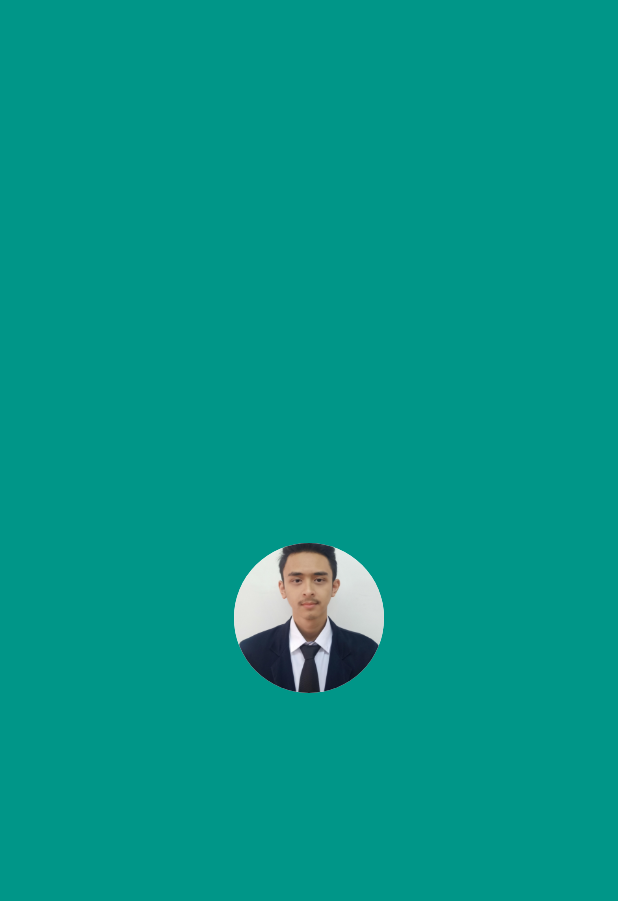
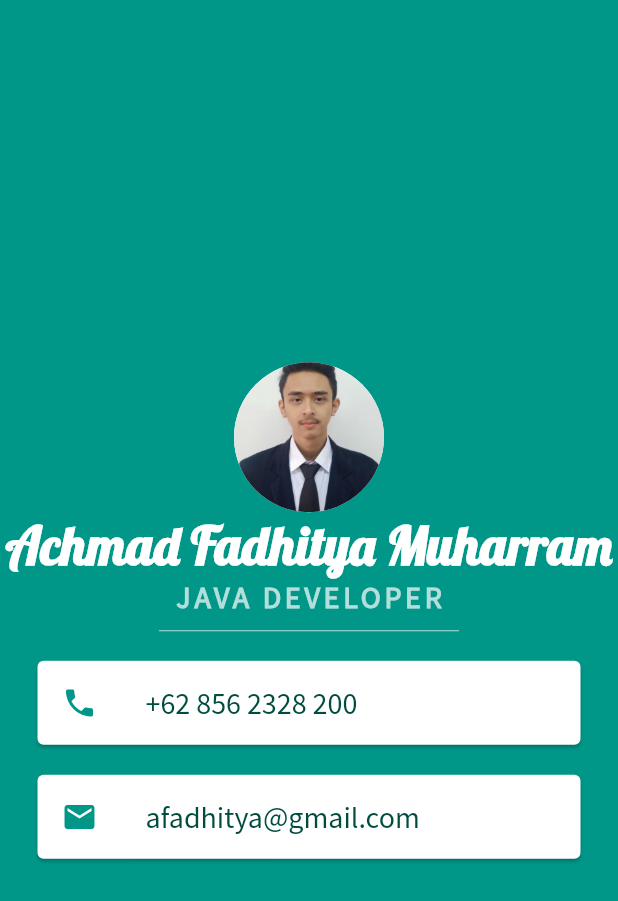
Before and after one commit to afadhitya/Flutter-Course-Example-Project, a Flutter app: the screen it shows after launch, on a phone screen of 412 x 824 dp. Shown: the top 901 px of the screen. Run offline on Flutter 3.47's test engine with Material 2 defaults, Android fonts, the phone set to English and light mode, and no system bars.

Commit message:
[ section 6 ] completed all example section 6 app

```diff
--- a/Section 6/mi_card_flutter/lib/main.dart
+++ b/Section 6/mi_card_flutter/lib/main.dart
@@ -1,3 +1,4 @@
+import 'package:flutter/cupertino.dart';
 import 'package:flutter/material.dart';
 
 void main() {
@@ -14,14 +15,73 @@ class MyApp extends StatelessWidget {
           child: Column(
             mainAxisAlignment: MainAxisAlignment.center,
             children: <Widget>[
-              Container(
-                width: double.infinity,
-              ),
               CircleAvatar(
                 radius: 50.0,
                 backgroundColor: Colors.white,
                 backgroundImage: AssetImage('images/Adit.jpg'),
-              )
+              ),
+              Text(
+                'Achmad Fadhitya Muharram',
+                style: TextStyle(
+                  fontSize: 35.0,
+                  color: Colors.white,
+                  fontWeight: FontWeight.bold,
+                  fontFamily: 'Lobster',
+                ),
+              ),
+              Text(
+                'JAVA DEVELOPER',
+                style: TextStyle(
+                  fontSize: 20.0,
+                  color: Colors.teal.shade100,
+                  fontFamily: 'Source Sans Pro',
+                  letterSpacing: 2.5,
+                  fontWeight: FontWeight.bold,
+                ),
+              ),
+              SizedBox(
+                height: 20.0,
+                width: 200.0,
+                child: Divider(
+                  color: Colors.teal.shade100,
+                ),
+              ),
+              Card(
+                color: Colors.white,
+                margin: EdgeInsets.symmetric(vertical: 10.0, horizontal: 25.0),
+                child: ListTile(
+                  leading: Icon(
+                    Icons.phone,
+                    color: Colors.teal,
+                  ),
+                  title: Text(
+                    '+62 856 2328 200',
+                    style: TextStyle(
+                      color: Colors.teal.shade900,
+                      fontFamily: 'Source Sans Pro',
+                      fontSize: 20.0,
+                    ),
+                  ),
+                ),
+              ),
+              Card(
+                color: Colors.white,
+                margin: EdgeInsets.symmetric(vertical: 10.0, horizontal: 25.0),
+                child: ListTile(
+                  leading: Icon(
+                    Icons.email,
+                    color: Colors.teal,
+                  ),
+                  title: Text(
+                    'afadhitya@gmail.com',
+                    style: TextStyle(
+                      fontSize: 20.0,
+                      color: Colors.teal.shade900,
+                      fontFamily: 'Source Sans Pro',
+                    ),
+                  ),
+                ),
+              ),
             ],
           ),
         ),
```
Also changed, not shown: Section 6/mi_card_flutter/pubspec.yaml (+7 -0 lines), Section 6/mi_card_flutter/fonts/Lobster-Regular.ttf (added), Section 6/mi_card_flutter/fonts/SourceSansPro-Regular.ttf (added).
